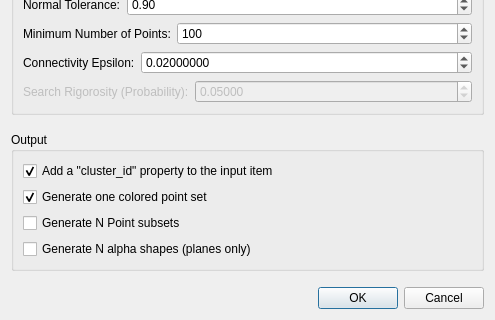
Before: the Qt Designer form Polyhedron/demo/Polyhedron/Plugins/Point_set/Point_set_shape_detection_plugin.ui in CGAL/cgal, drawn with Qt 5; both pictures show x 0 to 495 and y 231 to 551 of the 495 by 551 pixel window.
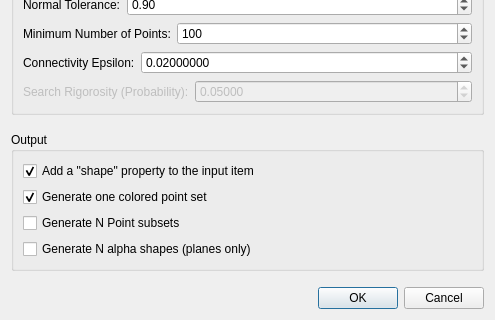
After: the same form once the commit is applied.

Commit message: Fix outdated name in dialog

Patch:
```diff
--- a/Polyhedron/demo/Polyhedron/Plugins/Point_set/Point_set_shape_detection_plugin.ui
+++ b/Polyhedron/demo/Polyhedron/Plugins/Point_set/Point_set_shape_detection_plugin.ui
@@ -323,7 +323,7 @@
       <item>
        <widget class="QCheckBox" name="m_add_property">
         <property name="text">
-         <string>Add a &quot;cluster_id&quot; property to the input item</string>
+         <string>Add a &quot;shape&quot; property to the input item</string>
         </property>
         <property name="checked">
          <bool>true</bool>
```
